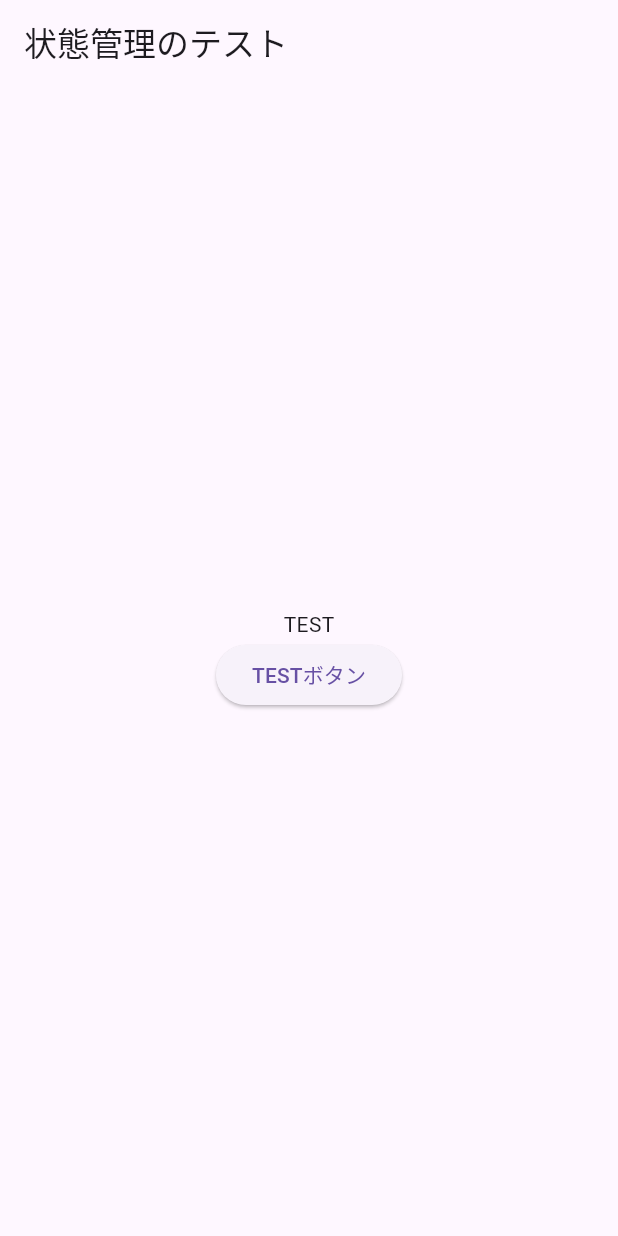
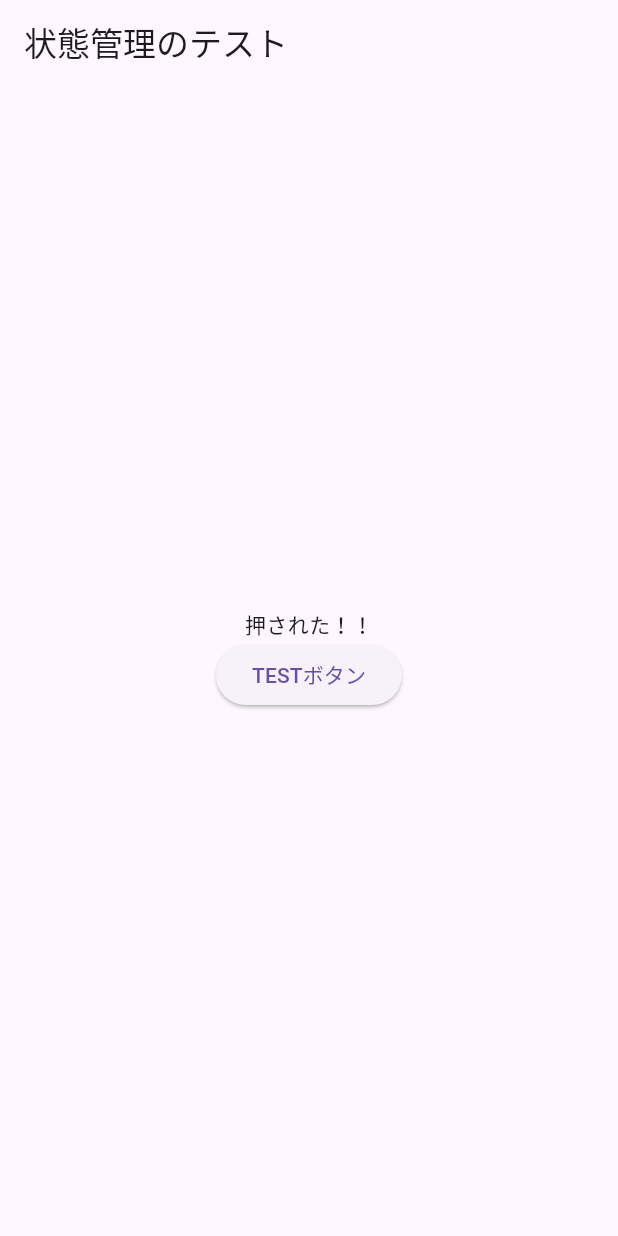
Before and after one commit to haldomae/ST42_kadai05, a Flutter app: the screen it shows after launch, after a tap on "TESTボタン", on a phone screen of 412 x 824 dp. Run offline on Flutter 3.47's test engine with Material 3 defaults, Android fonts, the phone set to English and light mode, and no system bars.

Commit message:
画面の自動更新を追加

```diff
--- a/lib/main.dart
+++ b/lib/main.dart
@@ -39,6 +39,8 @@
 // _がある : プライベート
 // _がない : パブリック
 class _stateTest extends State<stateMaster> {
+  String pushText = "まだ押されていない";
+
   @override
   Widget build(BuildContext context) {
     return Scaffold(
@@ -54,12 +56,17 @@
           // 中央に配置
           mainAxisAlignment: MainAxisAlignment.center,
           children: [
-            Text("TEST"),
+            Text(pushText),
             // ボタン
             ElevatedButton(
               // ボタン押された時の処理
               onPressed: (){
                 print("ボタンが押された");
+                // 画面の自動更新
+                setState(() {
+                  // テキストを変更する
+                  pushText = "押された！！";
+                });
               },
               // ボタンに表示するテキスト
               child: Text("TESTボタン")
```
